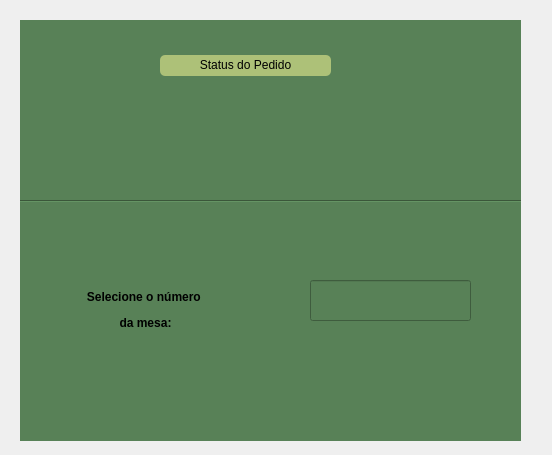
First picture: the form in telas_qt/numero_mesa_status.ui, repository lauraprass/aplicativo_de_pedidos_para_restaurante, before the edit.
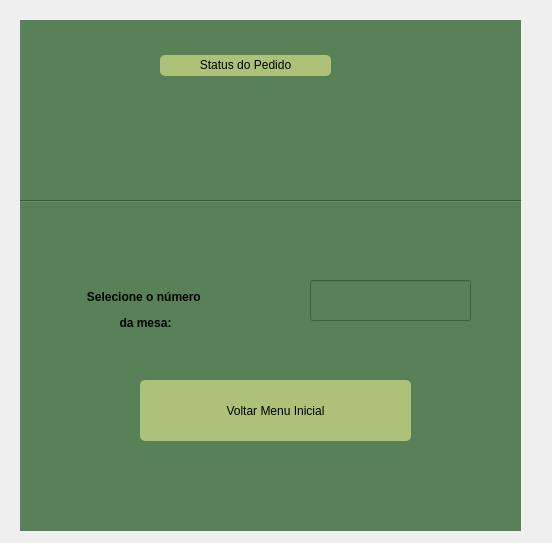
Second picture: the form after the edit. Icons and pictures are not drawn.

Commit message:
adicionado botao
adicionado botao "voltar menu inicial"

```diff
--- a/telas_qt/numero_mesa_status.ui
+++ b/telas_qt/numero_mesa_status.ui
@@ -7,7 +7,7 @@
     <x>0</x>
     <y>0</y>
     <width>552</width>
-    <height>455</height>
+    <height>543</height>
    </rect>
   </property>
   <property name="windowTitle">
@@ -19,7 +19,7 @@
      <x>20</x>
      <y>20</y>
      <width>501</width>
-     <height>421</height>
+     <height>511</height>
     </rect>
    </property>
    <property name="styleSheet">
@@ -138,8 +138,8 @@
    <widget class="QWidget" name="widget_flor" native="true">
     <property name="geometry">
      <rect>
-      <x>40</x>
-      <y>360</y>
+      <x>50</x>
+      <y>450</y>
       <width>81</width>
       <height>41</height>
      </rect>
@@ -170,8 +170,8 @@
    <widget class="QWidget" name="widget_flor_2" native="true">
     <property name="geometry">
      <rect>
-      <x>210</x>
-      <y>360</y>
+      <x>180</x>
+      <y>450</y>
       <width>81</width>
       <height>41</height>
      </rect>
@@ -202,8 +202,8 @@
    <widget class="QWidget" name="widget_flor_3" native="true">
     <property name="geometry">
      <rect>
-      <x>360</x>
-      <y>360</y>
+      <x>320</x>
+      <y>450</y>
       <width>81</width>
       <height>41</height>
      </rect>
@@ -231,6 +231,36 @@
      </property>
     </widget>
    </widget>
+   <widget class="QWidget" name="widget_menu_inicial" native="true">
+    <property name="geometry">
+     <rect>
+      <x>100</x>
+      <y>350</y>
+      <width>301</width>
+      <height>81</height>
+     </rect>
+    </property>
+    <widget class="QPushButton" name="btn_menu_inicial">
+     <property name="geometry">
+      <rect>
+       <x>20</x>
+       <y>10</y>
+       <width>271</width>
+       <height>61</height>
+      </rect>
+     </property>
+     <property name="styleSheet">
+      <string notr="true">background-color: #adc178; 
+font: 75 8pt &quot;MS Shell Dlg 2&quot;;
+font: 75 10pt &quot;MS Shell Dlg 2&quot;;
+border-radius: 5px;
+</string>
+     </property>
+     <property name="text">
+      <string>Voltar Menu Inicial</string>
+     </property>
+    </widget>
+   </widget>
   </widget>
  </widget>
  <resources>
```
